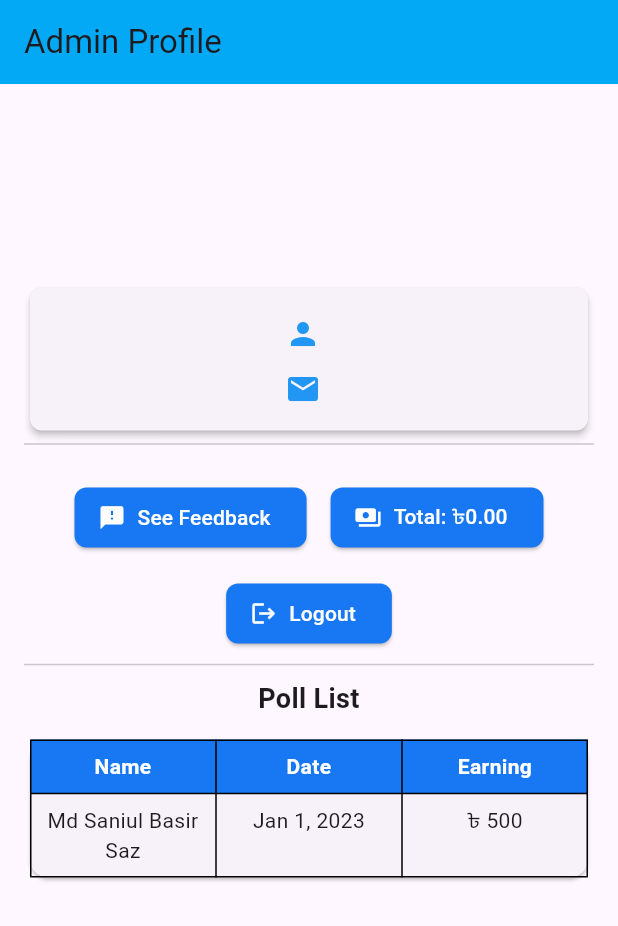
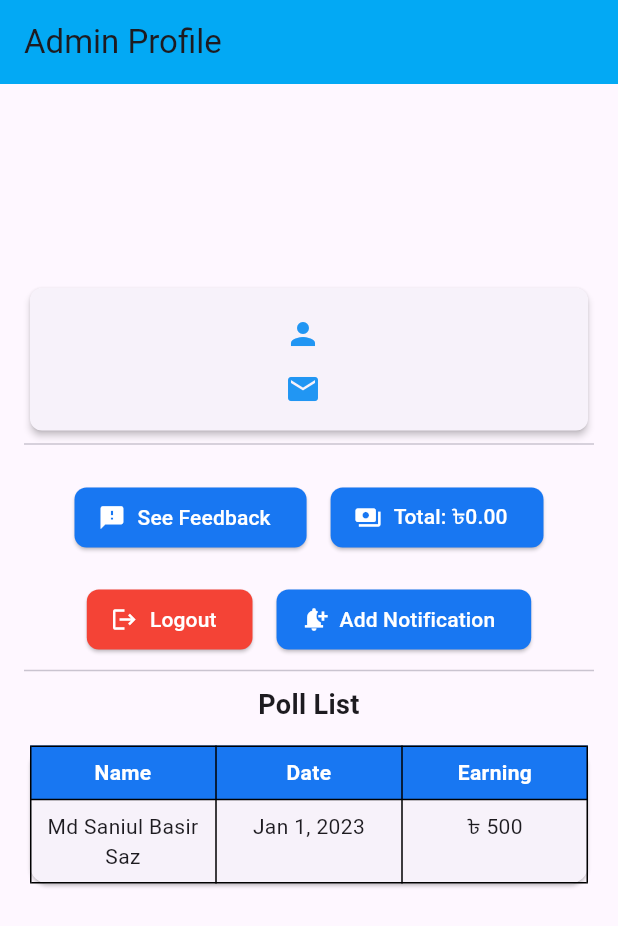
Before and after one commit to takbir-hasan/OneVote, a Flutter app: the AdminProfile screen opened directly, on a phone screen of 412 x 824 dp. Shown: the top 926 px of the screen. Run offline on Flutter 3.47's test engine with Material 3 defaults, Android fonts, the phone set to English and light mode, and no system bars; our stand-ins replace cloud_firestore, firebase_auth, firebase_core, firebase_storage, fl_chart, flutter_countdown_timer and 1 more; accounts and stored records are empty; network calls fail.

Commit message:
add notification

```diff
--- /dev/null
+++ b/lib/controllers/notificationController.dart
@@ -0,0 +1,18 @@
+import 'package:cloud_firestore/cloud_firestore.dart';
+import '../models/notificationModel.dart';
+
+class FirestoreController {
+  final FirebaseFirestore _firebaseFirestore = FirebaseFirestore.instance;
+
+  // Method to upload the notification to Firestore
+  Future<void> uploadNotification(NotificationModel notification) async {
+    try {
+      await _firebaseFirestore
+          .collection('notifications')
+          .add(notification.toMap());
+      print('Notification uploaded successfully');
+    } catch (e) {
+      print('Error uploading notification: $e');
+    }
+  }
+}
--- a/lib/widgets/adminprofile.dart
+++ b/lib/widgets/adminprofile.dart
@@ -6,6 +6,7 @@ import 'package:cloud_firestore/cloud_firestore.dart';
 import 'package:flutter/material.dart';
 import 'adminLoginPage.dart';
 import 'adminfeedback.dart';
+import 'notice.dart';
 
 class AdminProfile extends StatelessWidget {
   final double totalIncome;
@@ -47,7 +48,9 @@ class AdminProfile extends StatelessWidget {
 
       if (profilePictureUrl.isEmpty) {
         // If photo URL is not found in Firestore, check Firebase Storage
-        final storageRef = FirebaseStorage.instance.ref().child('profile_pictures/${user.uid}.jpg');
+        final storageRef = FirebaseStorage.instance
+            .ref()
+            .child('profile_pictures/${user.uid}.jpg');
         profilePictureUrl = await storageRef.getDownloadURL();
       }
 
@@ -99,15 +102,18 @@ class AdminProfile extends StatelessWidget {
                       Center(
                         child: ClipOval(
                           child: Container(
-                        width: 100.0, // Adjust the width and height as needed
+                            width: 100.0,
+                            // Adjust the width and height as needed
                             height: 100.0,
                             decoration: BoxDecoration(
                               image: userProfilePhoto != 'No Photo'
                                   ? DecorationImage(
-                                  image: MemoryImage(base64Decode(userProfilePhoto)),  // Decode Base64
+                                      image: MemoryImage(
+                                          base64Decode(userProfilePhoto)),
+                                      // Decode Base64
                                       fit: BoxFit.cover,
                                     )
-                              : null,  // Handle case when there's no photo
+                                  : null, // Handle case when there's no photo
                             ),
                           ),
                         ),
@@ -200,6 +206,10 @@ class AdminProfile extends StatelessWidget {
                           ),
                         ],
                       ),
+                      const SizedBox(height: 20),
+                      Row(
+                        mainAxisAlignment: MainAxisAlignment.center,
+                        children: [
                           const SizedBox(height: 16),
                           ElevatedButton.icon(
                             onPressed: () async {
@@ -210,18 +220,20 @@ class AdminProfile extends StatelessWidget {
                                 Navigator.pushReplacement(
                                   // ignore: use_build_context_synchronously
                                   context,
-                              MaterialPageRoute(builder: (context) => const Admin()),
+                                  MaterialPageRoute(
+                                      builder: (context) => const Admin()),
                                 );
                               } catch (e) {
                                 // print("Error signing out: $e");
                                 // ignore: use_build_context_synchronously
                                 ScaffoldMessenger.of(context).showSnackBar(
-                              const SnackBar(content: Text("Logout failed!")),
+                                  const SnackBar(
+                                      content: Text("Logout failed!")),
                                 );
                               }
                             },
                             style: ElevatedButton.styleFrom(
-                          backgroundColor: const Color(0xFF1877F2),
+                              backgroundColor: Colors.red,
                               shape: RoundedRectangleBorder(
                                 borderRadius: BorderRadius.circular(8),
                               ),
@@ -234,6 +246,32 @@ class AdminProfile extends StatelessWidget {
                               "Logout",
                               style: TextStyle(color: Colors.white),
                             ),
+                          ),
+                          const SizedBox(width: 16),
+                          ElevatedButton.icon(
+                            onPressed: () {
+                              Navigator.push(
+                                context,
+                                MaterialPageRoute(
+                                    builder: (context) => InputPage()),
+                              );
+                            },
+                            style: ElevatedButton.styleFrom(
+                              backgroundColor: const Color(0xFF1877F2),
+                              shape: RoundedRectangleBorder(
+                                borderRadius: BorderRadius.circular(8),
+                              ),
+                            ),
+                            icon: const Icon(
+                              Icons.notification_add,
+                              color: Colors.white,
+                            ),
+                            label: const Text(
+                              "Add Notification",
+                              style: TextStyle(color: Colors.white),
+                            ),
+                          ),
+                        ],
                       ),
                       const Divider(height: 20, thickness: 1),
                       const Center(
@@ -250,7 +288,8 @@ class AdminProfile extends StatelessWidget {
                           border: TableBorder.all(),
                           children: const [
                             TableRow(
-                              decoration: BoxDecoration(color: Color(0xFF1877F2)),
+                              decoration:
+                                  BoxDecoration(color: Color(0xFF1877F2)),
                               children: [
                                 Padding(
                                   padding: EdgeInsets.all(8.0),
```
Also changed, not shown: lib/models/notificationModel.dart (added, +28 -0 lines), lib/widgets/Notifaction.dart (+6 -4 lines), lib/widgets/ProfilePage.dart (+33 -20 lines), lib/widgets/notice.dart (added, +113 -0 lines). Lines whose indentation alone changed are shown as unchanged.
